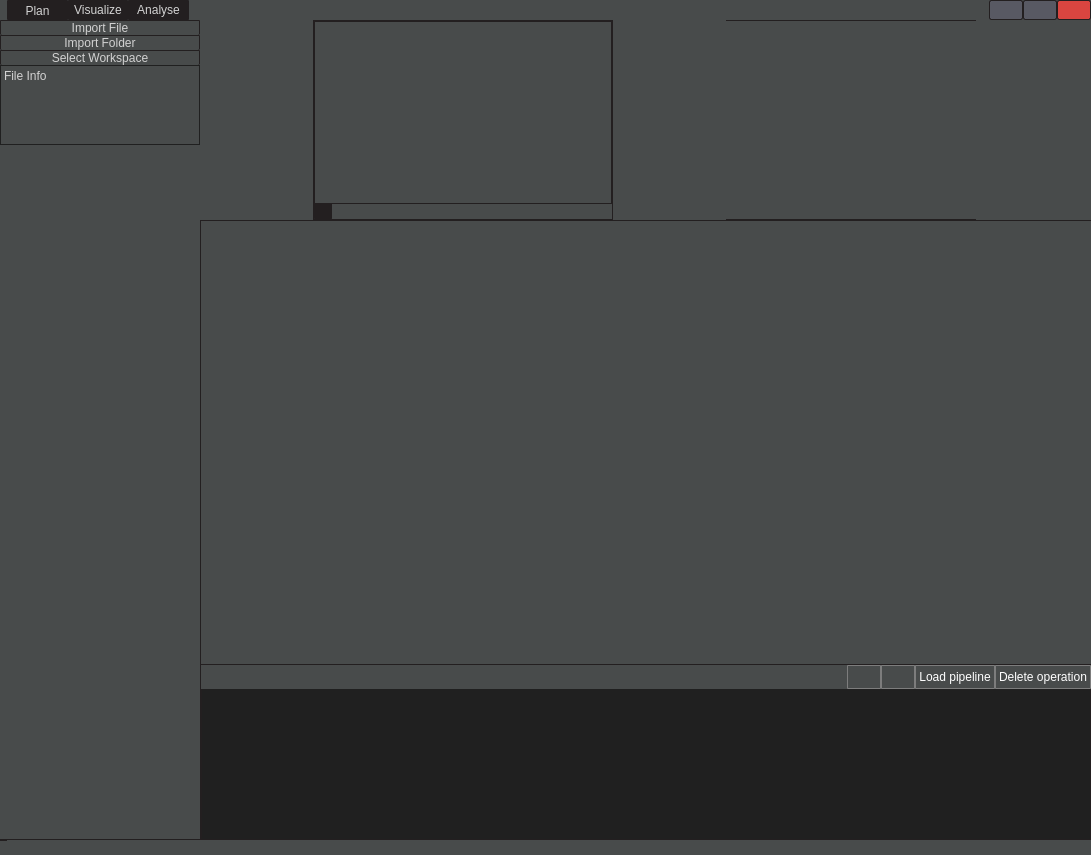
The window that damaker_gui/windows/MainWindow.ui (sebbeutler/DAMAKER_old) describes before a commit, drawn with Qt 5.
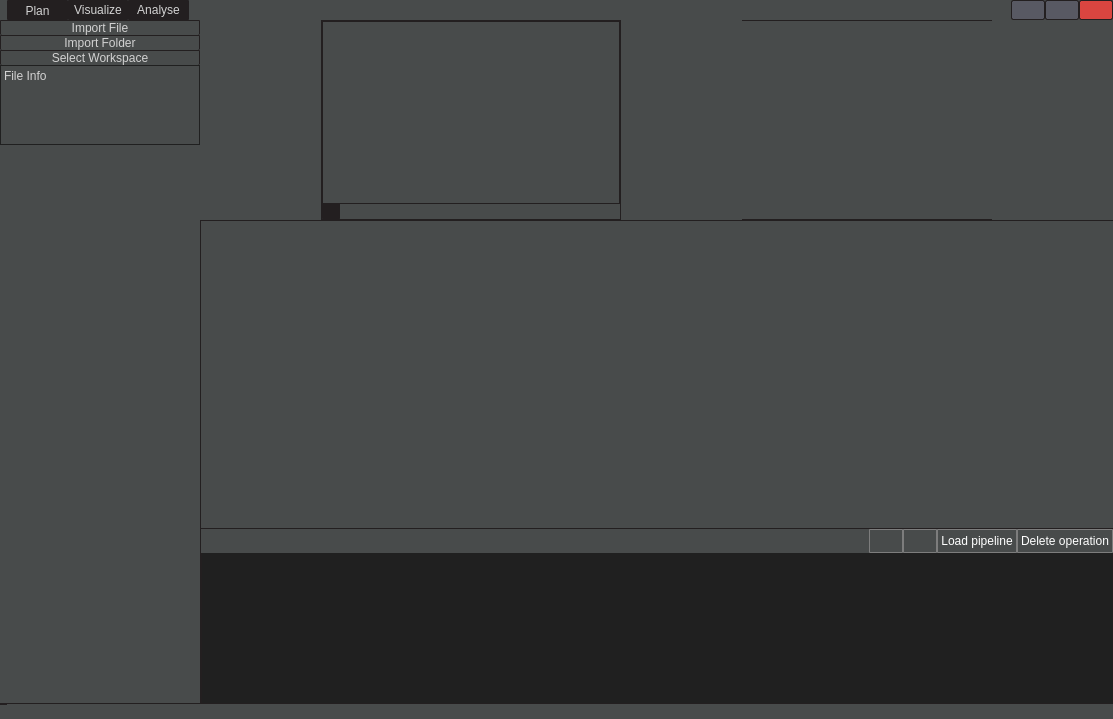
The same window after the commit. The open tabs and pages were chosen to show the change. Icons and pictures are not drawn.

```diff
--- a/damaker_gui/windows/MainWindow.ui
+++ b/damaker_gui/windows/MainWindow.ui
@@ -6,8 +6,8 @@
    <rect>
     <x>0</x>
     <y>0</y>
-    <width>1091</width>
-    <height>855</height>
+    <width>1113</width>
+    <height>719</height>
    </rect>
   </property>
   <property name="minimumSize">
```
Left out of the diff: 4 changed lines with no effect on the pictures.
